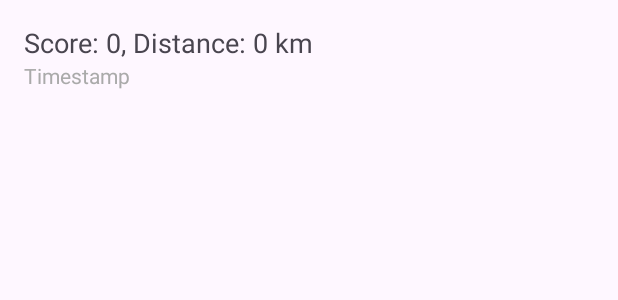
After one commit to LinusTimoDaniels/Where-In-The-World, an Android app: the layout item_score.xml on its own in the app's theme, with its tools: preview values and no code run, on a phone screen of 412 x 824 dp. The commit adds this screen. Shown: the top 300 px of the screen. Run offline under Robolectric (Android 15) with nearby library versions, the phone set to English and light mode, and no system bars.

Commit message:
added history layout

```diff
--- /dev/null
+++ b/app/src/main/res/layout/item_score.xml
@@ -0,0 +1,24 @@
+<?xml version="1.0" encoding="utf-8"?>
+<LinearLayout xmlns:android="http://schemas.android.com/apk/res/android"
+    android:layout_width="match_parent"
+    android:layout_height="wrap_content"
+    android:orientation="vertical"
+    android:padding="16dp"
+    android:layout_marginBottom="10dp"
+    android:background="?android:attr/selectableItemBackground">
+
+    <TextView
+        android:id="@+id/scoreTextView"
+        android:layout_width="wrap_content"
+        android:layout_height="wrap_content"
+        android:text="Score: 0, Distance: 0 km"
+        android:textSize="18sp"/>
+
+    <TextView
+        android:id="@+id/timestampTextView"
+        android:layout_width="wrap_content"
+        android:layout_height="wrap_content"
+        android:text="Timestamp"
+        android:textSize="14sp"
+        android:textColor="@android:color/darker_gray"/>
+</LinearLayout>
```
Also changed, not shown: app/src/main/res/layout/activity_main.xml (+26 -1 lines).
